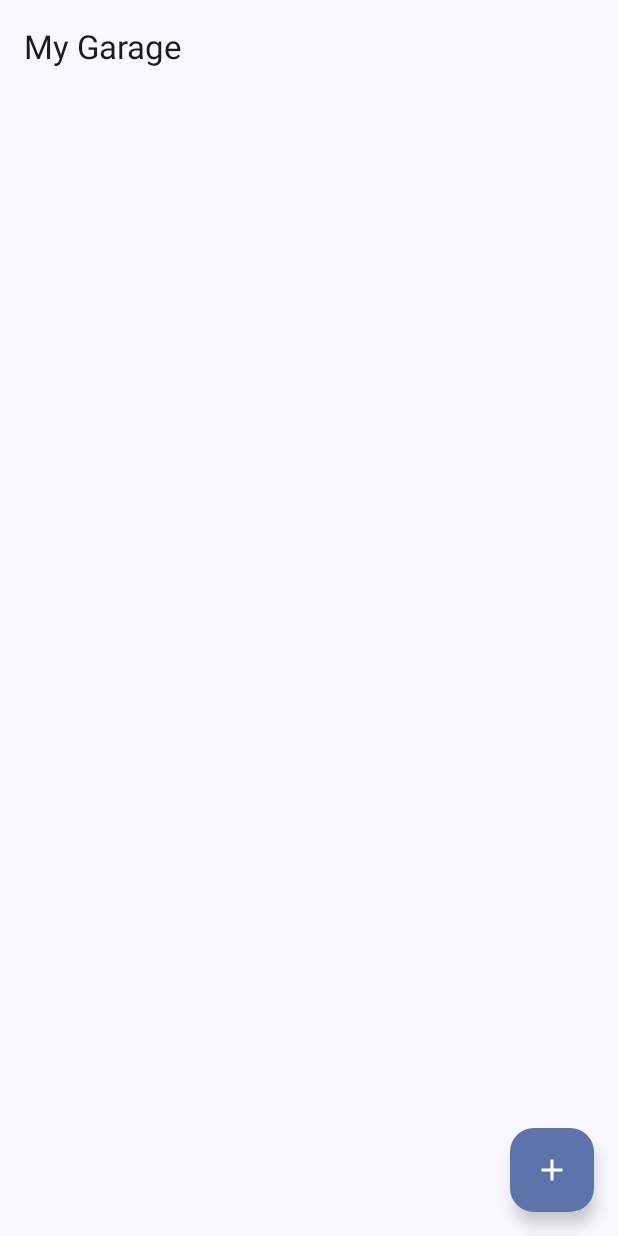
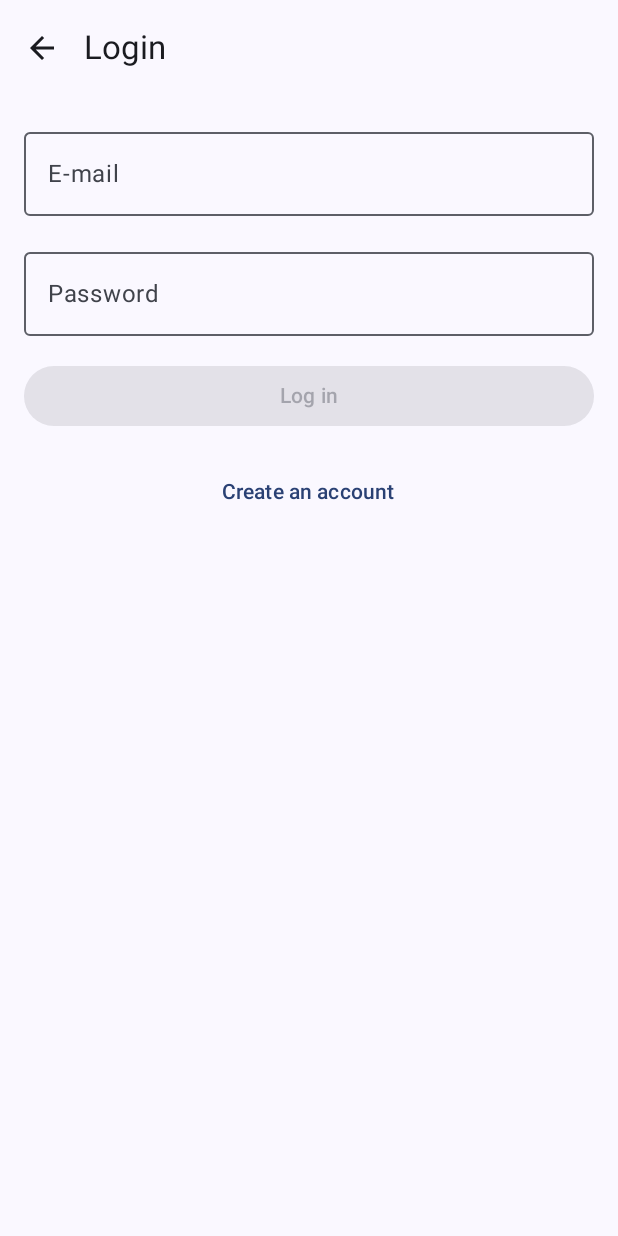
Before and after one commit to mobile-dev-ufes/2024-2-proj-final-automobile, an Android app built with Jetpack Compose: the screen it shows after launch (MainActivity), on a phone screen of 412 x 824 dp. Run offline under Robolectric (Android 15) with nearby library versions, the phone set to English and light mode, and no system bars; our stand-ins replace Dagger/Hilt's generated code, Firebase (no records; nobody signed in at launch, a user with empty details on screens opened directly).

```diff
--- a/app/src/main/java/com/ufes/automobile/MainActivity.kt
+++ b/app/src/main/java/com/ufes/automobile/MainActivity.kt
@@ -4,17 +4,13 @@ import android.os.Bundle
 import androidx.activity.ComponentActivity
 import androidx.activity.compose.setContent
 import androidx.activity.enableEdgeToEdge
-import androidx.compose.foundation.layout.fillMaxSize
-import androidx.compose.foundation.layout.padding
-import androidx.compose.material3.Scaffold
-import androidx.compose.material3.Text
-import androidx.compose.runtime.Composable
-import androidx.compose.ui.Modifier
-import androidx.compose.ui.tooling.preview.Preview
 import androidx.navigation.compose.rememberNavController
+import com.google.firebase.auth.FirebaseAuth
 import com.ufes.automobile.ui.navigation.NavGraph
+import com.ufes.automobile.ui.navigation.Route
 import com.ufes.automobile.ui.theme.AutoMobileTheme
 import dagger.hilt.android.AndroidEntryPoint
+import javax.inject.Inject
 
 /**
  * The main entry point of the application.
@@ -30,13 +26,22 @@ import dagger.hilt.android.AndroidEntryPoint
  */
 @AndroidEntryPoint
 class MainActivity : ComponentActivity() {
+
+    @Inject
+    lateinit var firebaseAuth: FirebaseAuth
+
     override fun onCreate(savedInstanceState: Bundle?) {
         super.onCreate(savedInstanceState)
         enableEdgeToEdge()
         setContent {
             AutoMobileTheme {
                 val navController = rememberNavController()
-                NavGraph(navController = navController)
+                val startDestination = if (firebaseAuth.currentUser != null) {
+                    Route.GarageScreen.route
+                } else {
+                    Route.LoginScreen.route
+                }
+                NavGraph(navController = navController, startDestination = startDestination)
             }
         }
     }
--- /dev/null
+++ b/app/src/main/java/com/ufes/automobile/di/FirebaseModule.kt
@@ -0,0 +1,19 @@
+package com.ufes.automobile.di
+
+import com.google.firebase.auth.FirebaseAuth
+import dagger.Module
+import dagger.Provides
+import dagger.hilt.InstallIn
+import dagger.hilt.components.SingletonComponent
+import javax.inject.Singleton
+
+@Module
+@InstallIn(SingletonComponent::class)
+object FirebaseModule {
+
+    @Provides
+    @Singleton
+    fun provideFirebaseAuth(): FirebaseAuth {
+        return FirebaseAuth.getInstance()
+    }
+}
--- /dev/null
+++ b/app/src/main/java/com/ufes/automobile/ui/auth/AuthViewModel.kt
@@ -0,0 +1,48 @@
+package com.ufes.automobile.ui.auth
+
+import androidx.lifecycle.ViewModel
+import androidx.lifecycle.viewModelScope
+import com.google.firebase.auth.FirebaseAuth
+import dagger.hilt.android.lifecycle.HiltViewModel
+import kotlinx.coroutines.flow.MutableStateFlow
+import kotlinx.coroutines.flow.StateFlow
+import kotlinx.coroutines.launch
+import javax.inject.Inject
+
+data class AuthState(
+    val isSuccess: Boolean = false,
+    val errorMessage: String? = null
+)
+
+@HiltViewModel
+class AuthViewModel @Inject constructor(
+    private val auth: FirebaseAuth
+) : ViewModel() {
+
+    private val _authState = MutableStateFlow<AuthState?>(null)
+    val authState: StateFlow<AuthState?> = _authState
+
+    fun login(email: String, password: String) {
+        viewModelScope.launch {
+            auth.signInWithEmailAndPassword(email, password)
+                .addOnSuccessListener {
+                    _authState.value = AuthState(isSuccess = true)
+                }
+                .addOnFailureListener { e ->
+                    _authState.value = AuthState(errorMessage = "Login failed: ${e.message}")
+                }
+        }
+    }
+
+    fun register(email: String, password: String) {
+        viewModelScope.launch {
+            auth.createUserWithEmailAndPassword(email, password)
+                .addOnSuccessListener {
+                    _authState.value = AuthState(isSuccess = true)
+                }
+                .addOnFailureListener { e ->
+                    _authState.value = AuthState(errorMessage = "Register failed: ${e.message}")
+                }
+        }
+    }
+}
--- /dev/null
+++ b/app/src/main/java/com/ufes/automobile/ui/auth/LoginScreen.kt
@@ -0,0 +1,93 @@
+package com.ufes.automobile.ui.auth
+
+import androidx.compose.material.icons.automirrored.filled.ArrowBack
+
+import androidx.compose.foundation.layout.*
+import androidx.compose.material.icons.Icons
+import androidx.compose.material3.*
+import androidx.compose.runtime.*
+import androidx.compose.ui.Alignment
+import androidx.compose.ui.Modifier
+import androidx.compose.ui.text.input.PasswordVisualTransformation
+import androidx.compose.ui.unit.dp
+import androidx.hilt.navigation.compose.hiltViewModel
+import androidx.navigation.NavController
+import com.ufes.automobile.ui.navigation.Route
+
+@OptIn(ExperimentalMaterial3Api::class)
+@Composable
+fun LoginScreen(
+    navController: NavController,
+    viewModel: AuthViewModel = hiltViewModel()
+) {
+    var email by remember { mutableStateOf("") }
+    var password by remember { mutableStateOf("") }
+    var isLoginMode by remember { mutableStateOf(true) } // Alterna entre login e registro
+    val authState by viewModel.authState.collectAsState()
+
+    Scaffold(
+        topBar = {
+            TopAppBar(
+                title = { Text(if (isLoginMode) "Login" else "Register") },
+                navigationIcon = {
+                    IconButton(onClick = { navController.popBackStack() }) {
+                        Icon(Icons.AutoMirrored.Filled.ArrowBack, contentDescription = "Back")
+                    }
+                }
+            )
+        }
+    ) { paddingValues ->
+        Column(
+            modifier = Modifier
+                .padding(paddingValues)
+                .padding(16.dp)
+                .fillMaxWidth(),
+            verticalArrangement = Arrangement.spacedBy(16.dp),
+            horizontalAlignment = Alignment.CenterHorizontally
+        ) {
+            OutlinedTextField(
+                value = email,
+                onValueChange = { email = it },
+                label = { Text("E-mail") },
+                modifier = Modifier.fillMaxWidth()
+            )
+            OutlinedTextField(
+                value = password,
+                onValueChange = { password = it },
+                label = { Text("Password") },
+                visualTransformation = PasswordVisualTransformation(),
+                modifier = Modifier.fillMaxWidth()
+            )
+            Button(
+                onClick = {
+                    if (isLoginMode) {
+                        viewModel.login(email, password)
+                    } else {
+                        viewModel.register(email, password)
+                    }
+                },
+                modifier = Modifier.fillMaxWidth(),
+                enabled = email.isNotBlank() && password.isNotBlank()
+            ) {
+                Text(if (isLoginMode) "Log in" else "Register")
+            }
+            TextButton(onClick = { isLoginMode = !isLoginMode }) {
+                Text(if (isLoginMode) "Create an account" else "I have an account")
+            }
+
+            authState?.let { state ->
+                when {
+                    state.isSuccess -> {
+                        Text("Success! Redirecting...", color = MaterialTheme.colorScheme.primary)
+                        LaunchedEffect(Unit) {
+                            navController.navigate(Route.GarageScreen.route) { popUpTo(0) }
+                        }
+                    }
+                    state.errorMessage != null -> {
+                        Text(state.errorMessage, color = MaterialTheme.colorScheme.error)
+                    }
+                }
+            }
+        }
+    }
+}
--- a/app/src/main/java/com/ufes/automobile/ui/navigation/NavGraph.kt
+++ b/app/src/main/java/com/ufes/automobile/ui/navigation/NavGraph.kt
@@ -4,6 +4,7 @@ import androidx.compose.runtime.Composable
 import androidx.navigation.NavHostController
 import androidx.navigation.compose.NavHost
 import androidx.navigation.compose.composable
+import com.ufes.automobile.ui.auth.LoginScreen
 import com.ufes.automobile.ui.dashboard.DashboardScreen
 import com.ufes.automobile.ui.displacement.DisplacementScreen
 import com.ufes.automobile.ui.garage.GarageScreen
@@ -30,10 +31,10 @@ import com.ufes.automobile.ui.registry.RegistryScreen
 - * Each route's corresponding screen is defined in its own composable function (e.g., GarageScreen, RegistryScreen, DashboardScreen).
 - */
 @Composable
-fun NavGraph(navController: NavHostController) {
+fun NavGraph(navController: NavHostController, startDestination: String) {
     NavHost(
         navController = navController,
-        startDestination = Route.GarageScreen.route
+        startDestination = startDestination
     ) {
         composable(Route.GarageScreen.route) {
             GarageScreen(navController = navController)
@@ -57,5 +58,8 @@ fun NavGraph(navController: NavHostController) {
             val vehicleId = backStackEntry.arguments?.getString("vehicleId")?.toInt()
             RechargeScreen(vehicleId = vehicleId, navController = navController)
         }
+        composable(Route.LoginScreen.route) {
+            LoginScreen(navController = navController)
+        }
     }
 }
--- a/app/src/main/java/com/ufes/automobile/ui/navigation/NavRoutes.kt
+++ b/app/src/main/java/com/ufes/automobile/ui/navigation/NavRoutes.kt
@@ -35,4 +35,5 @@ sealed class Route(val route: String) {
     data object RechargeScreen : Route("recharge/{vehicleId}") {
         fun createRoute(vehicleId: Int) = "recharge/$vehicleId"
     }
+    data object LoginScreen : Route("login")
 }
```
Also changed, not shown: app/build.gradle.kts (+14 -1 lines), build.gradle.kts (+11 -0 lines), gradle/libs.versions.toml (+18 -4 lines), 1 other file.
